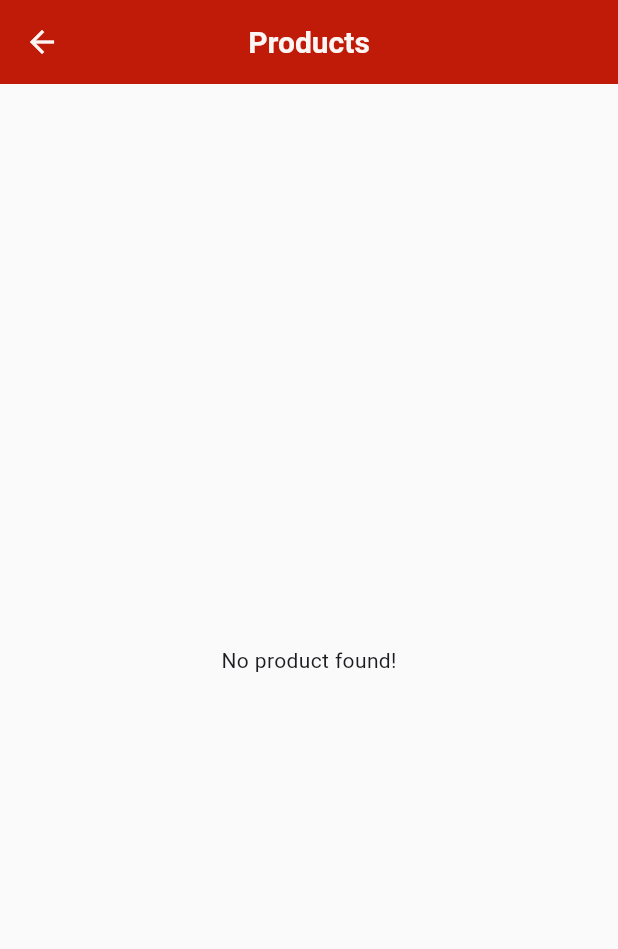
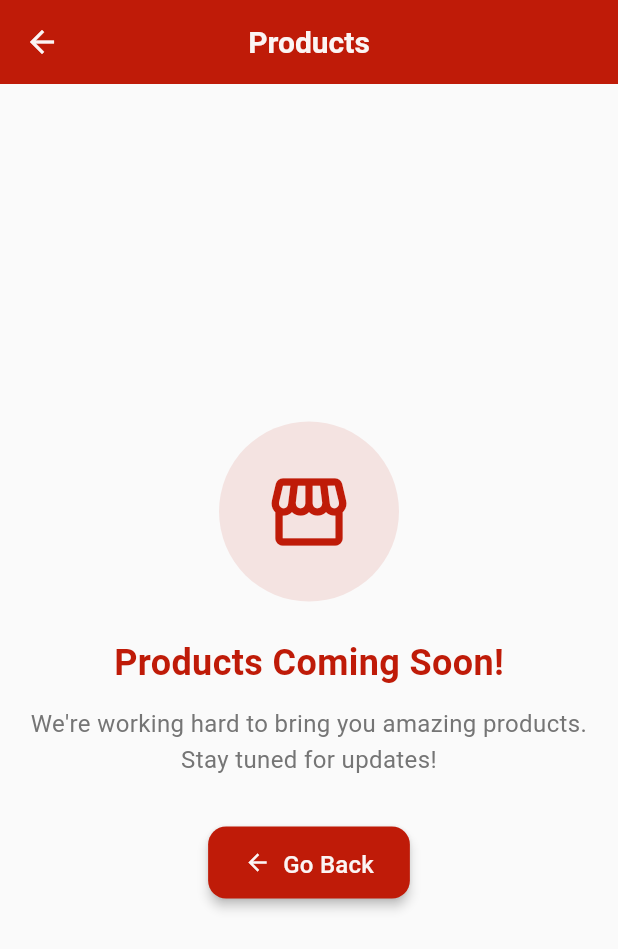
Before and after one commit to Paramveergit/SG-IOS, a Flutter app: the AllSingleCategoryProductsScreen screen opened directly with empty values, on a phone screen of 412 x 824 dp. Shown: the top 949 px of the screen. Run offline on Flutter 3.47's test engine with Material 3 defaults, Android fonts, the phone set to English and light mode, and no system bars; our stand-ins replace cached_network_image, carousel_slider, cloud_firestore, firebase_auth, firebase_core, firebase_messaging and 8 more; missing offline and left inert: image_card; accounts and stored records are empty.

Commit message:
Use ProductModel.fromMap, sync from SG-Android

```diff
--- a/e_comm/lib/screens/user-panel/single-category-products-screen.dart
+++ b/e_comm/lib/screens/user-panel/single-category-products-screen.dart
@@ -24,6 +24,23 @@ class AllSingleCategoryProductsScreen extends StatefulWidget {
 
 class _AllSingleCategoryProductsScreenState
     extends State<AllSingleCategoryProductsScreen> {
+
+  // Categories that don't have products yet
+  final Set<String> emptyCategories = {
+    'SG-d33996c', // Boy's Bottomwear
+    'SG-c9dbc04', // Boy's Topwear
+    'SG-b4ca53f', // Girl's BottomWear
+    'SG-a6a6a05', // Girl's TopWear
+    'SG-5c2a4db', // Infant's Wear
+    'SG-3ad974f', // Women's Bottomwear
+    'SG-4fe40f2', // Women's Top
+  };
+
+  // Category name mapping for display
+  final Map<String, String> categoryNameMapping = {
+    'SG-e2f8f74': 'Men\'s Innerwear', // Rename Innerwear to Men's Innerwear
+  };
+
   @override
   Widget build(BuildContext context) {
     return Scaffold(
@@ -37,7 +54,17 @@ class _AllSingleCategoryProductsScreenState
           style: TextStyle(color: AppConstant.appTextColor),
         ),
       ),
-      body: StreamBuilder(
+      body: _buildBody(),
+    );
+  }
+
+  Widget _buildBody() {
+    // Check if this category is empty
+    if (emptyCategories.contains(widget.categoryId)) {
+      return _buildComingSoonState();
+    }
+
+    return StreamBuilder(
       stream: FirebaseFirestore.instance
           .collection('products')
           .where('categoryId', isEqualTo: widget.categoryId)
@@ -45,9 +72,27 @@ class _AllSingleCategoryProductsScreenState
       builder: (BuildContext context, AsyncSnapshot<QuerySnapshot> snapshot) {
         if (snapshot.hasError) {
           return Center(
-              child: Text("Error"),
+            child: Column(
+              mainAxisAlignment: MainAxisAlignment.center,
+              children: [
+                Icon(
+                  Icons.error_outline,
+                  size: 64,
+                  color: Colors.grey.shade400,
+                ),
+                const SizedBox(height: 16),
+                Text(
+                  "Error loading products",
+                  style: TextStyle(
+                    fontSize: 18,
+                    color: Colors.grey.shade600,
+                  ),
+                ),
+              ],
+            ),
           );
         }
+
         if (snapshot.connectionState == ConnectionState.waiting) {
           return Container(
             height: Get.height / 5,
@@ -58,9 +103,7 @@ class _AllSingleCategoryProductsScreenState
         }
 
         if (snapshot.data!.docs.isEmpty) {
-            return Center(
-              child: Text("No product found!"),
-            );
+          return _buildComingSoonState();
         }
 
         if (snapshot.data != null) {
@@ -76,28 +119,8 @@ class _AllSingleCategoryProductsScreenState
             ),
             itemBuilder: (context, index) {
               final productData = snapshot.data!.docs[index];
-                ProductModel productModel = ProductModel(
-                  productId: productData['productId'],
-                  categoryId: productData['categoryId'],
-                  productName: productData['productName'],
-                  categoryName: productData['categoryName'],
-                  salePrice: productData['salePrice'],
-                  fullPrice: productData['fullPrice'],
-                  productImages: productData['productImages'],
-                  deliveryTime: productData['deliveryTime'],
-                  isSale: productData['isSale'],
-                  productDescription: productData['productDescription'],
-                  createdAt: productData['createdAt'],
-                  updatedAt: productData['updatedAt'],
-                );
+              ProductModel productModel = ProductModel.fromMap(productData);
 
-                // CategoriesModel categoriesModel = CategoriesModel(
-                //   categoryId: snapshot.data!.docs[index]['categoryId'],
-                //   categoryImg: snapshot.data!.docs[index]['categoryImg'],
-                //   categoryName: snapshot.data!.docs[index]['categoryName'],
-                //   createdAt: snapshot.data!.docs[index]['createdAt'],
-                //   updatedAt: snapshot.data!.docs[index]['updatedAt'],
-                // );
               return Row(
                 children: [
                   GestureDetector(
@@ -162,6 +185,63 @@ class _AllSingleCategoryProductsScreenState
 
         return Container();
       },
+    );
+  }
+
+  Widget _buildComingSoonState() {
+    return Center(
+      child: Column(
+        mainAxisAlignment: MainAxisAlignment.center,
+        children: [
+          Container(
+            width: 120,
+            height: 120,
+            decoration: BoxDecoration(
+              color: AppConstant.appMainColor.withOpacity(0.1),
+              shape: BoxShape.circle,
+            ),
+            child: Icon(
+              Icons.storefront_outlined,
+              size: 60,
+              color: AppConstant.appMainColor,
+            ),
+          ),
+          const SizedBox(height: 24),
+          Text(
+            'Products Coming Soon!',
+            style: TextStyle(
+              fontSize: 24,
+              fontWeight: FontWeight.bold,
+              color: AppConstant.appMainColor,
+            ),
+          ),
+          const SizedBox(height: 12),
+          Text(
+            'We\'re working hard to bring you amazing products.\nStay tuned for updates!',
+            textAlign: TextAlign.center,
+            style: TextStyle(
+              fontSize: 16,
+              color: Colors.grey.shade600,
+              height: 1.5,
+            ),
+          ),
+          const SizedBox(height: 32),
+          ElevatedButton.icon(
+            onPressed: () {
+              Get.back(); // Go back to previous screen
+            },
+            icon: const Icon(Icons.arrow_back),
+            label: const Text('Go Back'),
+            style: ElevatedButton.styleFrom(
+              backgroundColor: AppConstant.appMainColor,
+              foregroundColor: AppConstant.appTextColor,
+              padding: const EdgeInsets.symmetric(horizontal: 24, vertical: 12),
+              shape: RoundedRectangleBorder(
+                borderRadius: BorderRadius.circular(12),
+              ),
+            ),
+          ),
+        ],
       ),
     );
   }
```
Lines whose indentation alone changed are shown as unchanged.
